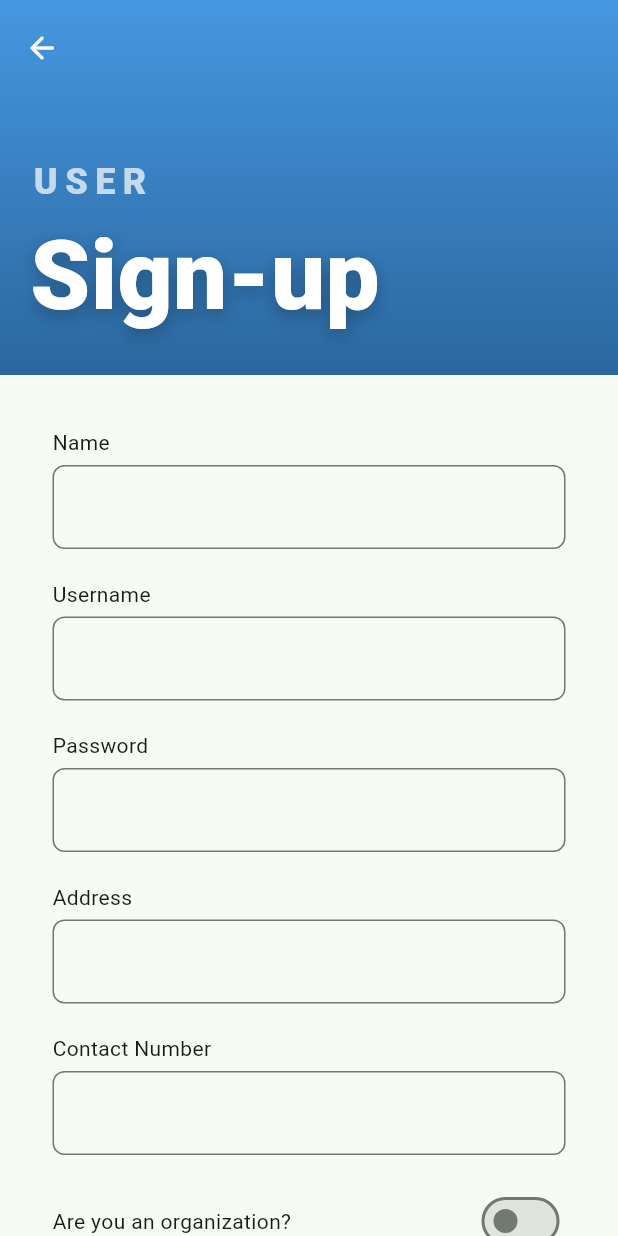
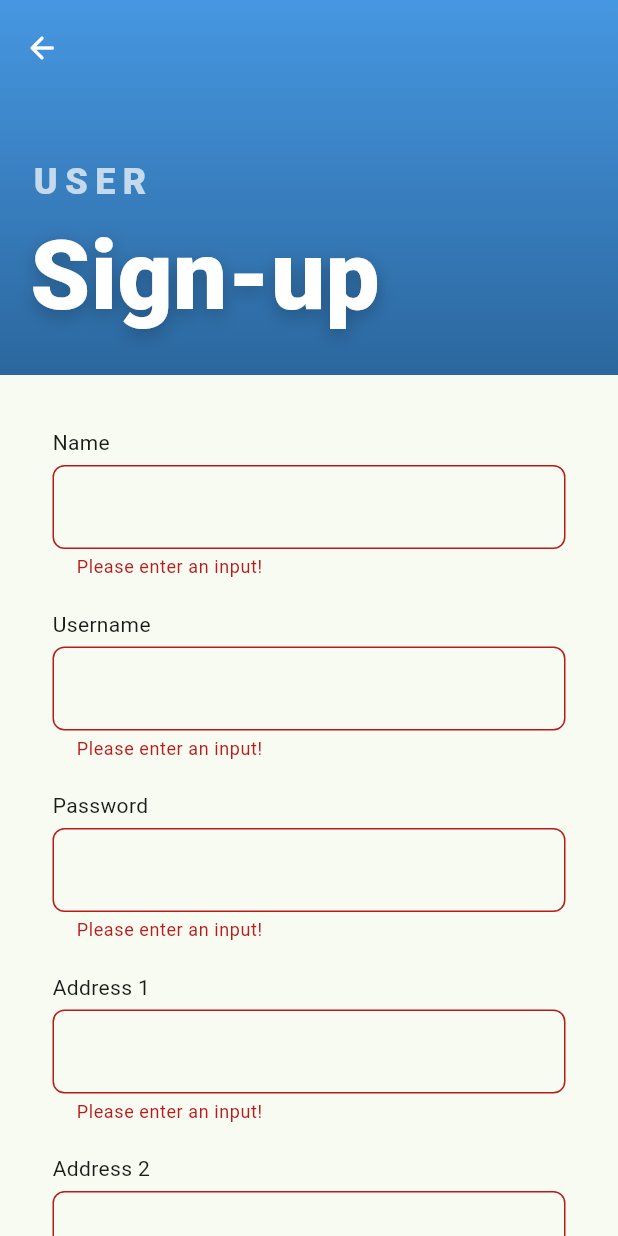
Before and after one commit to jtvallente/cmsc23-project-2024, a Flutter app: the screen it shows after launch, after a tap on "No account yet? Sign-up here.", on a phone screen of 412 x 824 dp. Run offline on Flutter 3.47's test engine with Material 3 defaults, Android fonts, the phone set to English and light mode, and no system bars; our stand-ins replace firebase_core, shared_preferences; accounts and stored records are empty.

Commit message:
feat: input validations during signup

```diff
--- a/elbi_donation_system/lib/components/FormTextField.dart
+++ b/elbi_donation_system/lib/components/FormTextField.dart
@@ -7,65 +7,78 @@ class FormTextField extends StatefulWidget {
   final bool isNum;
   final bool isPassword;
   final bool? readOnly;
-  const FormTextField(
-      {required this.isNum,
+
+  const FormTextField({
+    required this.isNum,
     required this.label,
     required this.controller,
     required this.isPassword,
     this.readOnly = false,
     super.key,
-      required this.inputType});
+    required this.inputType,
+  });
 
   @override
   State<FormTextField> createState() => _FormTextFieldState();
 }
 
 class _FormTextFieldState extends State<FormTextField> {
-  String _textValue = "";
+  String _errorMessage = '';
 
-  //called when object is initialized
   @override
   void initState() {
     super.initState();
     widget.controller.addListener(() {
       setState(() {
-        _textValue =
-            widget.controller.text; //holds input text value of textfield
+        _validateInput(widget.controller.text);
       });
     });
   }
 
-  //removes remaining data to prevent memory leakage
   @override
   void dispose() {
     widget.controller.dispose();
     super.dispose();
   }
 
+  void _validateInput(String value) {
+    setState(() {
+      if (value.isEmpty) {
+        _errorMessage = "Please enter an input!";
+      } else if (widget.isNum && num.tryParse(value) == null) {
+        _errorMessage = "Invalid input! Contact number should be a number.";
+      } else if (widget.isPassword && value.length < 8) {
+        _errorMessage = "Password must be at least 8 characters long!";
+      } else {
+        _errorMessage = '';
+      }
+    });
+  }
+
   @override
   Widget build(BuildContext context) {
     return Container(
       margin: const EdgeInsets.all(10),
-        child: Column(crossAxisAlignment: CrossAxisAlignment.start, children: [
+      child: Column(
+        crossAxisAlignment: CrossAxisAlignment.start,
+        children: [
           Text(widget.label),
           const SizedBox(height: 5),
           TextFormField(
             readOnly: widget.readOnly!,
             keyboardType: widget.inputType,
             obscureText: widget.isPassword,
-            validator: (val) {
-              if (val!.isEmpty) return "Please enter an input!";
-
-              if (widget.isNum && num.tryParse(val) == null) {
-                return "Invalid input!";
-              }
-              return null;
-            },
+            onChanged: _validateInput,
             controller: widget.controller,
             decoration: InputDecoration(
-                border:
-                    OutlineInputBorder(borderRadius: BorderRadius.circular(8))),
+              border: OutlineInputBorder(
+                borderRadius: BorderRadius.circular(8),
               ),
-        ]));
+              errorText: _errorMessage.isNotEmpty ? _errorMessage : null,
+            ),
+          ),
+        ],
+      ),
+    );
   }
 }
--- a/elbi_donation_system/lib/components/input_checker.dart
+++ b/elbi_donation_system/lib/components/input_checker.dart
@@ -0,0 +1,3 @@
+bool isPasswordValid(String password) {
+  return password.length >= 8;
+}
--- a/elbi_donation_system/lib/pages/user_sign_up.dart
+++ b/elbi_donation_system/lib/pages/user_sign_up.dart
@@ -7,6 +7,7 @@ import 'package:elbi_donation_system/components/form_switch.dart';
 import 'package:elbi_donation_system/styles/project_colors.dart';
 import 'package:flutter/material.dart';
 import 'package:flutter/scheduler.dart';
+import 'package:elbi_donation_system/components/input_checker.dart';
 
 class UserSignUpPage extends StatefulWidget {
   @override
@@ -17,7 +18,8 @@ class _UserSignUpPageState extends State<UserSignUpPage> {
   final TextEditingController _name = TextEditingController();
   final TextEditingController _username = TextEditingController();
   final TextEditingController _password = TextEditingController();
-  final TextEditingController _address = TextEditingController();
+  final TextEditingController _address1 = TextEditingController();
+  final TextEditingController _address2 = TextEditingController();
   final TextEditingController _contactNumber = TextEditingController();
 
   final SwitchController _isOrganization = SwitchController();
@@ -33,8 +35,8 @@ class _UserSignUpPageState extends State<UserSignUpPage> {
       _name.clear();
       _username.clear();
       _password.clear();
-      _address.clear();
-      _address.clear();
+      _address1.clear();
+      _address2.clear();
       _contactNumber.clear();
       _isOrganization.setValue(false);
       _description.clear();
@@ -87,11 +89,17 @@ class _UserSignUpPageState extends State<UserSignUpPage> {
                           FormTextField(
                               isNum: false,
                               isPassword: false,
-                              label: "Address",
-                              controller: _address,
+                              label: "Address 1",
+                              controller: _address1,
                               inputType: TextInputType.text),
                           FormTextField(
                               isNum: false,
+                              isPassword: false,
+                              label: "Address 2",
+                              controller: _address2,
+                              inputType: TextInputType.text),
+                          FormTextField(
+                              isNum: true,
                               isPassword: false,
                               label: "Contact Number",
                               controller: _contactNumber,
@@ -132,11 +140,20 @@ class _UserSignUpPageState extends State<UserSignUpPage> {
                         label: "Sign-up",
                         gradient: ProjectColors().bluePrimaryGradient,
                         onTap: () {
-                          Navigator.pushReplacementNamed(
-                              context, '/donor_dashboard');
+                          // Validate the form
+                          if (_formKey.currentState!.validate()) {
+                            Navigator.pushReplacementNamed(
+                                context, '/donor_dashboard');
+                          } else {
+                            ScaffoldMessenger.of(context).showSnackBar(
+                              SnackBar(
+                                  content: Text(
+                                      'Please correct the errors in the form')),
+                            );
+                          }
                         },
                         fillWidth: true,
-                      )
+                      ),
                     ]),
               ),
             ),
--- a/elbi_donation_system/lib/providers/FirebaseAuthUserProvider.dart
+++ b/elbi_donation_system/lib/providers/FirebaseAuthUserProvider.dart
@@ -86,4 +86,6 @@ class FirebaseAuthUserProvider with ChangeNotifier {
     _saveUserToPrefs(updatedUser);
     notifyListeners();
   }
+
+  //NEED TO ADD METHOD HERE FOR CHECKING THE USERNAME (IF IT EXISTS OR NOTS)
 }
```
Lines whose indentation alone changed are shown as unchanged.
